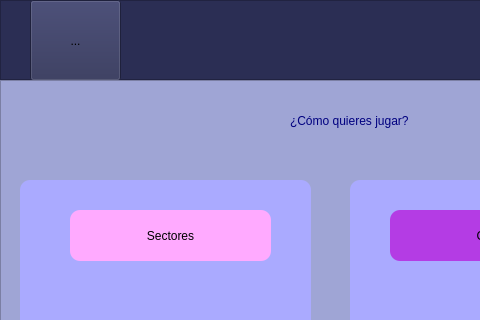
Before: the Qt Designer form GUI/Home.ui in Rainherz/Hand-Play, drawn with Qt 5; both pictures show x 0 to 480 and y 0 to 320 of the 998 by 531 pixel window.
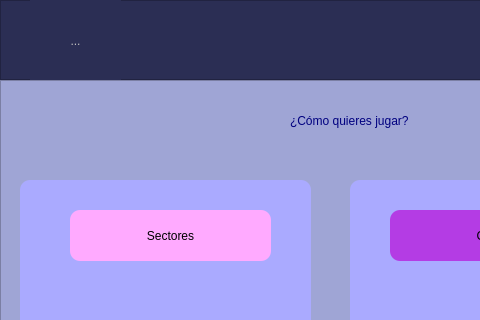
After: the same form once the commit is applied. Icons and pictures are not drawn.

```diff
--- a/GUI/Home.ui
+++ b/GUI/Home.ui
@@ -55,7 +55,7 @@
     </widget>
     <widget class="QToolButton" name="toolButton">
      <property name="enabled">
-      <bool>true</bool>
+      <bool>false</bool>
      </property>
      <property name="geometry">
       <rect>
@@ -87,6 +87,9 @@
        <height>160</height>
       </size>
      </property>
+     <property name="autoRaise">
+      <bool>true</bool>
+     </property>
     </widget>
    </widget>
    <widget class="QFrame" name="Videojuegos">
```
